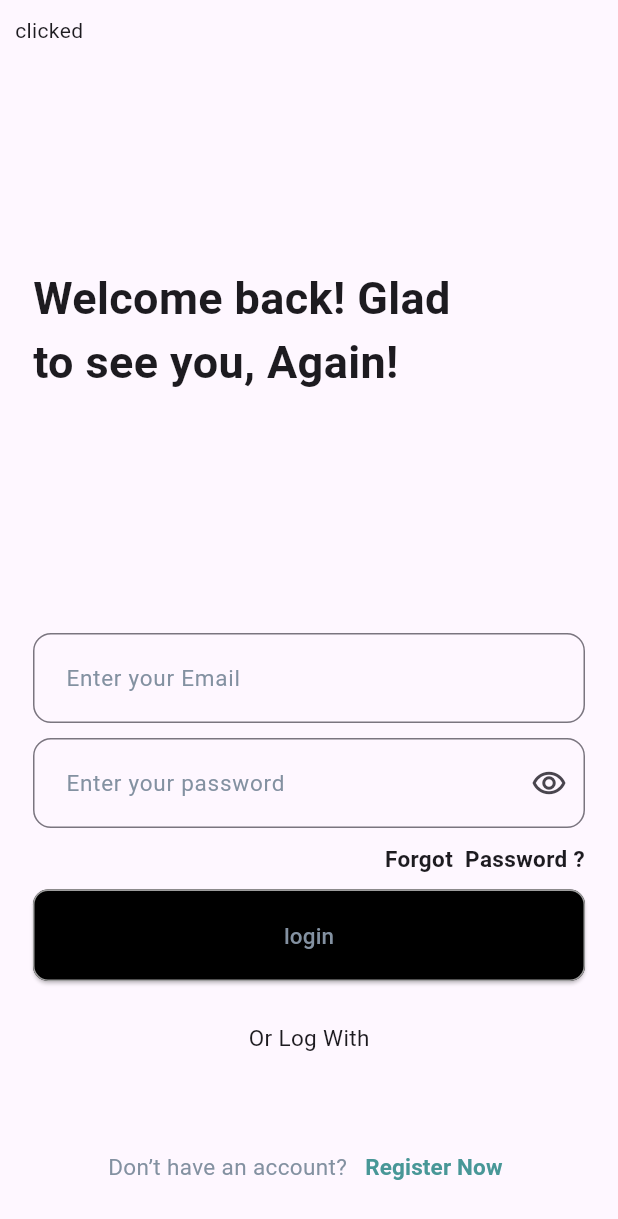
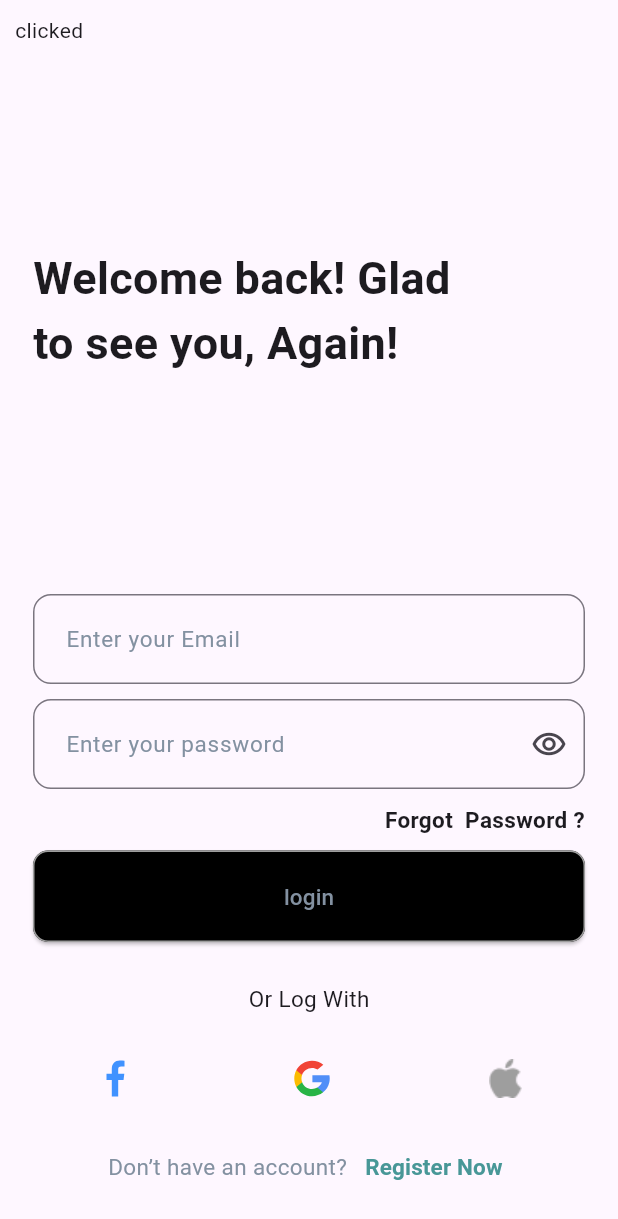
Before and after one commit to stephenonchieku1/final-project, a Flutter app: the screen it shows after launch, on a phone screen of 412 x 824 dp. Shown: the top 1219 px of the screen. Run offline on Flutter 3.47's test engine with Material 3 defaults, Android fonts, the phone set to English and light mode, and no system bars; our stand-ins replace flutter_svg; Roboto replaces fonts that are missing (Urbanist-Bold, Urbanist-Medium, Urbanist-SemiBold).

```diff
--- a/lib/screens/loginscreen.dart
+++ b/lib/screens/loginscreen.dart
@@ -129,12 +129,12 @@ class _LoginScreenState extends State<LoginScreen> {
                const SizedBox(
                 height: 15,
               ),
-               const Padding(
-                padding: EdgeInsets.all(12.0),
+                Padding(
+                padding: const EdgeInsets.all(12.0),
                 child: SizedBox(
                   child: Column(
                    children: [
-                     FadeAnimation(
+                     const FadeAnimation(
                         delay: 2.2,
                         child: Text(
                           "Or Log With",
@@ -144,18 +144,24 @@ class _LoginScreenState extends State<LoginScreen> {
                           ),
                         ),
                       ),
-                      SizedBox(
+                      const SizedBox(
                         height: 20,
                       ),
                       FadeAnimation(
                          delay: 0,
-                        child: Padding(padding: EdgeInsets.only(
+                        child: Padding(padding: const EdgeInsets.only(
                           top:10, bottom: 10, right:30, left:30),
                           child: Row(
                             crossAxisAlignment: CrossAxisAlignment.start,
                             mainAxisAlignment: MainAxisAlignment.spaceBetween,
                            children: [
-
+                           SvgPicture.asset(
+                                  "assets/images/facebook_ic (1).svg"),
+                              SvgPicture.asset("assets/images/google_ic-1.svg"),
+                              Image.asset(
+                                "assets/images/Vector.png",
+                                color: Colors.grey,
+                              )
 
                            ],
                           ),
```
